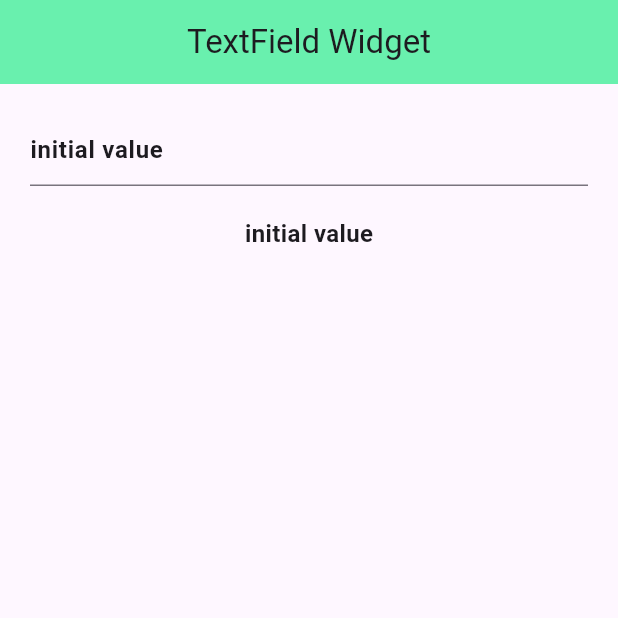
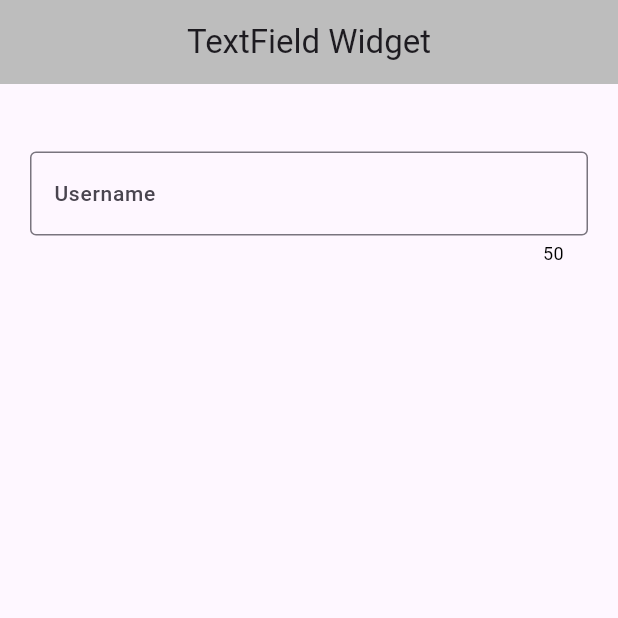
Before and after one commit to RizkyArdiansyahhh/learn-flutter, a Flutter app: the screen it shows after launch, on a phone screen of 412 x 824 dp, the top half of it. Run offline on Flutter 3.47's test engine with Material 3 defaults, Android fonts, the phone set to English and light mode, and no system bars.

Commit message:
day 4 -> fieldText decoration

```diff
--- a/lib/main_page.dart
+++ b/lib/main_page.dart
@@ -1,5 +1,4 @@
 import 'package:flutter/material.dart';
-import 'package:flutter/services.dart';
 
 class MainPage extends StatefulWidget {
   const MainPage({super.key});
@@ -9,43 +8,69 @@ class MainPage extends StatefulWidget {
 }
 
 class _MainPageState extends State<MainPage> {
-  TextEditingController textEditingController =
-      TextEditingController(text: "initial value");
+  TextEditingController textEditingController = TextEditingController(text: "");
   @override
   Widget build(BuildContext context) {
     return Scaffold(
       appBar: AppBar(
-          title: Center(child: Text("TextField Widget")),
-          backgroundColor: Colors.greenAccent,
+        title: Center(
+          child: Text("TextField Widget"),
+        ),
+        backgroundColor: Colors.grey.shade400,
       ),
       body: Padding(
         padding: const EdgeInsets.all(20),
         child: Column(
           children: [
+            SizedBox(
+              height: 25,
+            ),
             TextField(
               controller: textEditingController,
-                // obscureText: true,
-                // obscuringCharacter: "!",
+              onChanged: (value) => setState(() {}),
               style: TextStyle(
                 fontSize: 16,
-                  fontWeight: FontWeight.w600,
               ),
-                cursorColor: Colors.red,
-                // inputFormatters: [
-                //   // Menggunakan TextInputFormatter untuk memaksa input menjadi kapital
-                //   FilteringTextInputFormatter.allow(RegExp('[A-Za-z]')),
-                //   TextInputFormatter.withFunction((oldValue, newValue) =>
-                //       TextEditingValue(text: newValue.text.toUpperCase())),
-                // ],
-                onChanged: (value) => setState(() {}),
+              // autofocus: true,
+              decoration: InputDecoration(
+                border: OutlineInputBorder(),
+                // PlaceHolder input
+                hintText: "Enter Your Name",
+                hintStyle: TextStyle(
+                  fontSize: 14,
+                  color: Colors.grey.shade500,
+                ),
+
+                // Label Input
+                labelText: "Username",
+                labelStyle: TextStyle(
+                  fontSize: 14,
+                  fontWeight: FontWeight.w500,
+                ),
+
+                // Counter Input
+                counterText: textEditingController.text.length >= 50
+                    ? "50"
+                    : "${50 - textEditingController.text.length}",
+                counterStyle: TextStyle(
+                  color: textEditingController.text.length >= 40
+                      ? Colors.red
+                      : Colors.black,
+                ),
+
+                // Error Input
+                errorText: textEditingController.text.length >= 50
+                    ? "Max Username 50"
+                    : null,
+              ),
             ),
             SizedBox(
-                height: 20,
+              height: 40,
             ),
-              Text(textEditingController.text,
-                  style: TextStyle(fontWeight: FontWeight.w600, fontSize: 16)),
+            Text(textEditingController.text),
           ],
         ),
-        ));
+      ),
+    );
   }
 }
```
Lines whose indentation alone changed are shown as unchanged.
